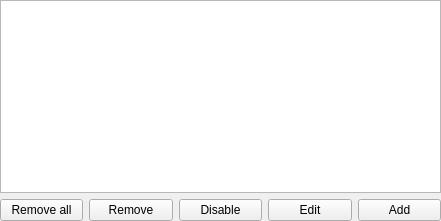
The window that src/formconditions.ui (Cubitect/cubiomes-viewer) describes before a commit, drawn with Qt 5.
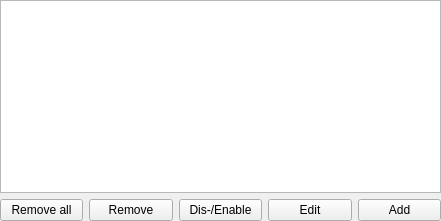
The same window after the commit.

The edit to the form file:
```diff
--- a/src/formconditions.ui
+++ b/src/formconditions.ui
@@ -72,7 +72,7 @@
      <item>
       <widget class="QPushButton" name="buttonDisable">
        <property name="text">
-        <string>Disable</string>
+        <string>Dis-/Enable</string>
        </property>
       </widget>
      </item>
```
Left out of the diff: 11 changed lines with no effect on the pictures.
